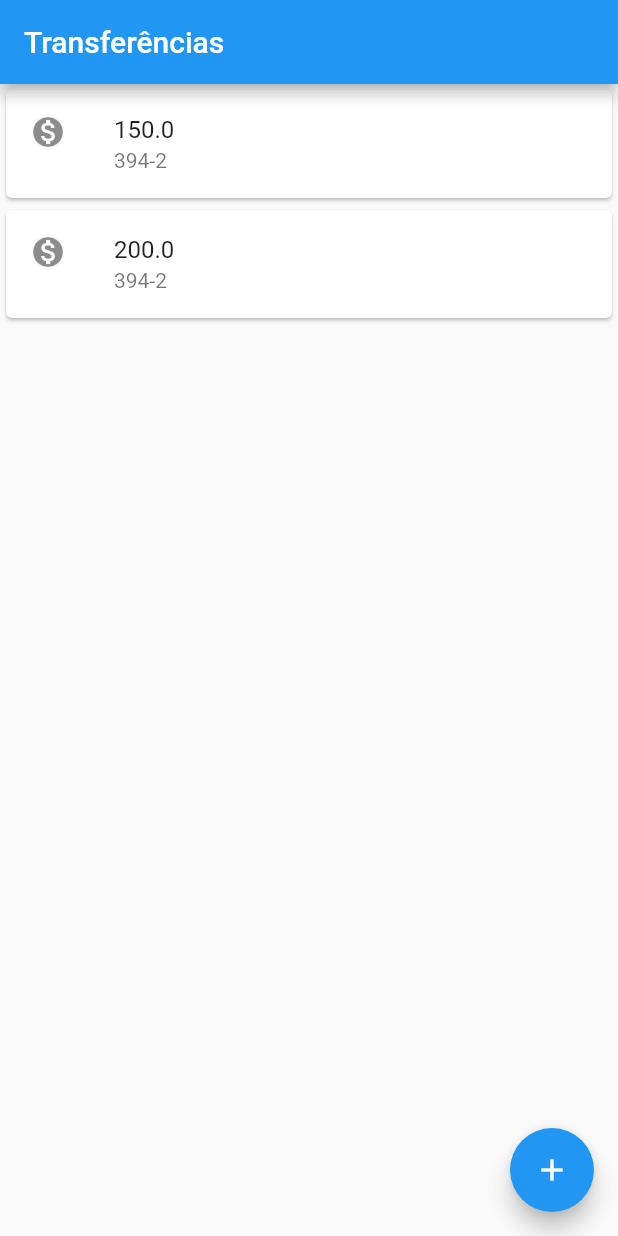
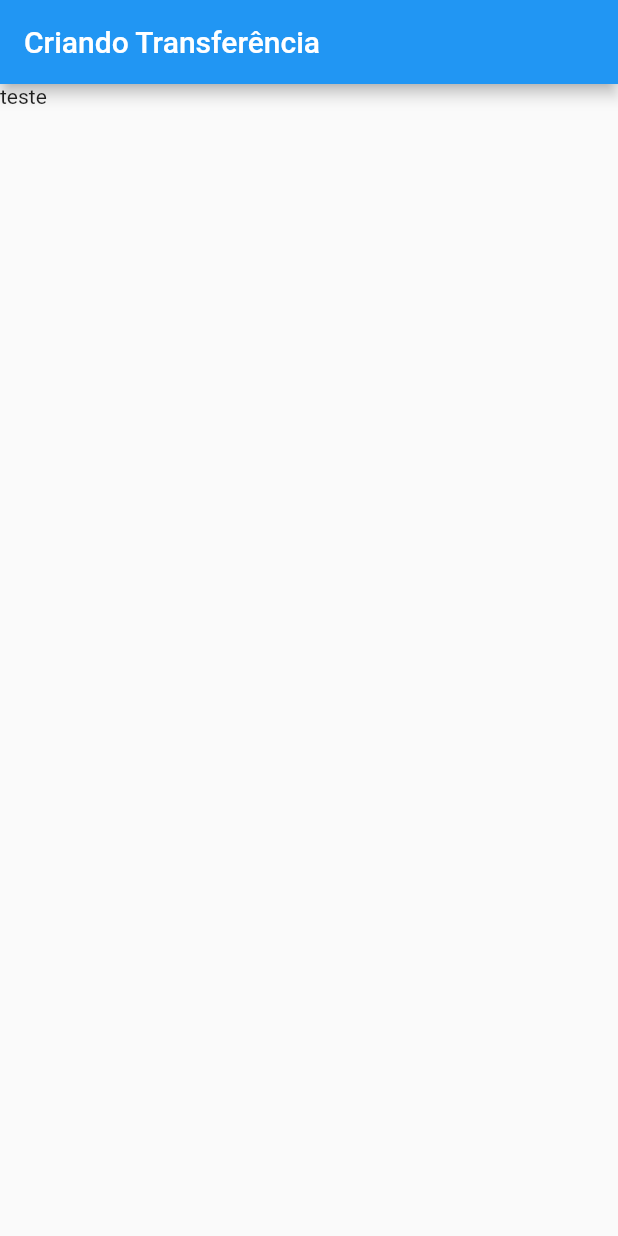
Before and after one commit to leandro-SI/Flutter-app-example, a Flutter app: the screen it shows after launch, on a phone screen of 412 x 824 dp. Run offline on Flutter 3.47's test engine with Material 2 defaults, Android fonts, the phone set to English and light mode, and no system bars.

Commit message:
refatorando para utilizar hot reload

```diff
--- a/lib/main.dart
+++ b/lib/main.dart
@@ -1,19 +1,33 @@
 import 'package:flutter/material.dart';
 
-void main() => runApp(
-      MaterialApp(
-        home: Scaffold(
-          appBar: AppBar(
-            title: const Text('Transferências'),
-          ),
-          floatingActionButton: const FloatingActionButton(
-            child: Icon(Icons.add),
-            onPressed: teste,
-          ),
-          body: const ListaDeTransferencias(),
-        ),
+void main() => runApp(const CesarbankApp());
+
+class CesarbankApp extends StatelessWidget {
+  const CesarbankApp({Key? key}) : super(key: key);
+
+  @override
+  Widget build(BuildContext context) {
+    return const MaterialApp(
+      home: Scaffold(
+        body: FormularioDeTransferencia(),
       ),
     );
+  }
+}
+
+class FormularioDeTransferencia extends StatelessWidget {
+  const FormularioDeTransferencia({Key? key}) : super(key: key);
+
+  @override
+  Widget build(BuildContext context) {
+    return Scaffold(
+      appBar: AppBar(
+        title: const Text("Criando Transferência"),
+      ),
+      body: const Text("teste"),
+    );
+  }
+}
 
 void teste() {}
 
@@ -22,17 +36,25 @@
 
   @override
   Widget build(BuildContext context) {
-    return Column(
-      children: const [
-        Itemtransferencia(Transferencia(150.00, "394-2")),
-        Itemtransferencia(Transferencia(200.00, "394-2"))
-      ],
+    return Scaffold(
+      body: Column(
+        children: const [
+          Itemtransferencia(Transferencia(150.00, "394-2")),
+          Itemtransferencia(Transferencia(200.00, "394-2"))
+        ],
+      ),
+      floatingActionButton: const FloatingActionButton(
+        child: Icon(Icons.add),
+        onPressed: teste,
+      ),
+      appBar: AppBar(
+        title: const Text('Transferências'),
+      ),
     );
   }
 }
 
 class Itemtransferencia extends StatelessWidget {
-
   final Transferencia _transferencia;
 
   const Itemtransferencia(this._transferencia, {Key? key}) : super(key: key);
@@ -54,5 +76,4 @@
   final String conta;
 
   const Transferencia(this.valor, this.conta);
-
 }
```
